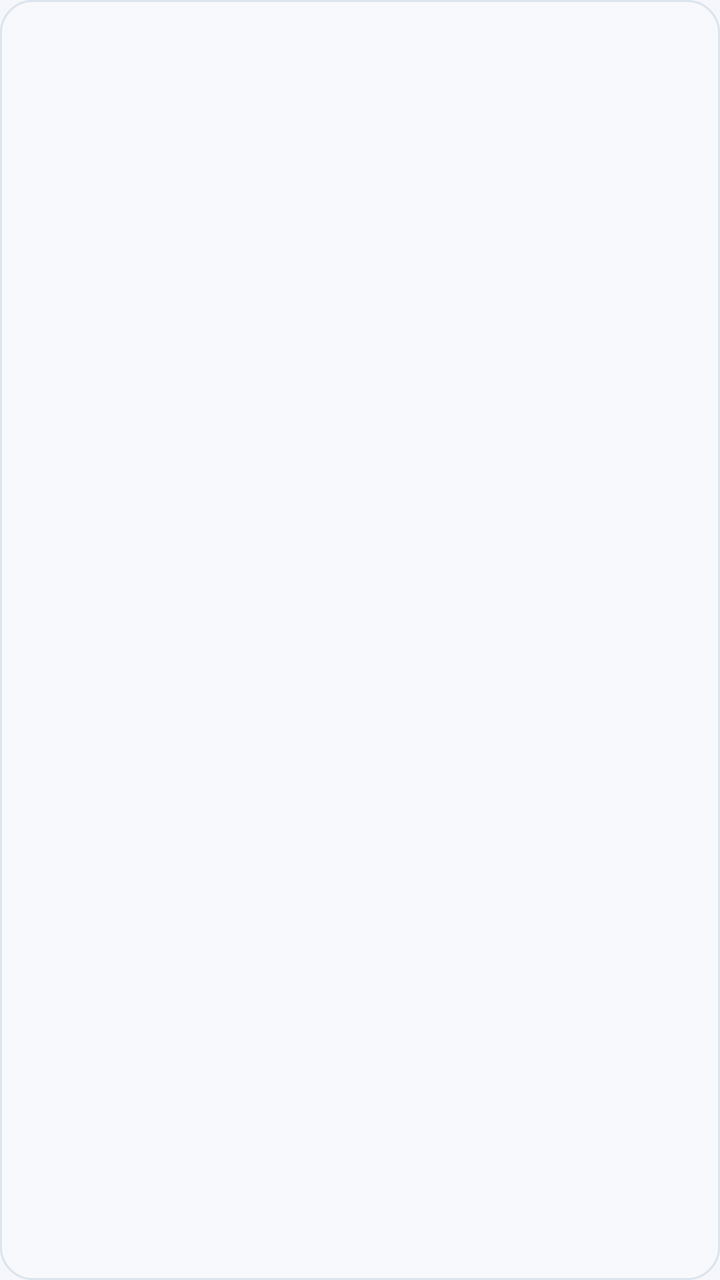
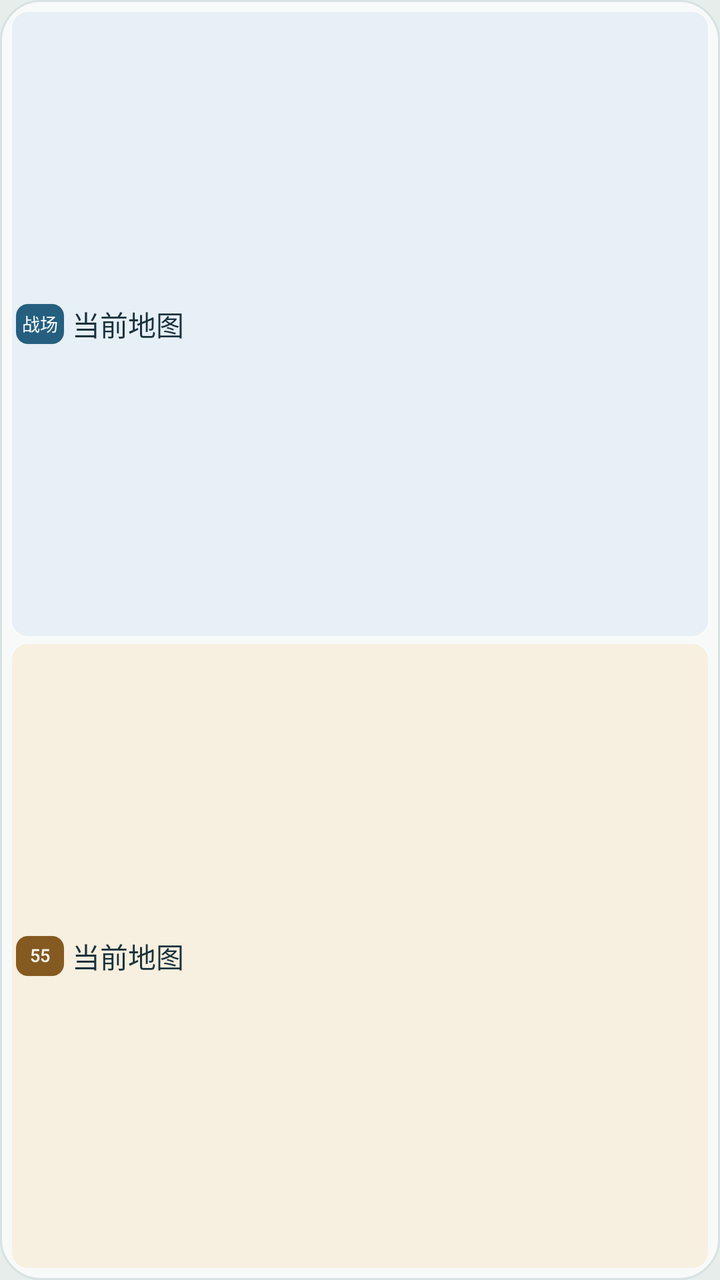

Before-and-after screenshots of an Android layout around one commit, followed by the original layout XML and the change that was made.
<!-- AndroidManifest.xml: application theme Theme.FF14Widgets -->
<!-- res/layout/pvp_widget_mini.xml -->
<?xml version="1.0" encoding="utf-8"?>
<FrameLayout xmlns:android="http://schemas.android.com/apk/res/android" android:id="@+id/widget_root"
 android:layout_width="match_parent" android:layout_height="match_parent" android:background="@drawable/pvp_widget_solid" android:foreground="@drawable/pvp_widget_feedback">
 <ImageView android:id="@+id/pvp_background" android:layout_width="match_parent" android:layout_height="match_parent" android:src="@drawable/pvp_widget_solid" android:scaleType="fitXY" android:importantForAccessibility="no" android:contentDescription="@null"/>
 <LinearLayout android:id="@+id/pvp_content" android:layout_width="match_parent" android:layout_height="match_parent" android:orientation="vertical" android:padding="6dp" android:gravity="center_vertical">
  <TextView android:id="@+id/pvp_heading" style="@style/PvpHeading" android:visibility="gone"/>
  <TextView android:id="@+id/pvp_front_label" style="@style/PvpLabel" android:visibility="gone"/>
  <TextView android:id="@+id/pvp_front_current" style="@style/PvpMap" android:textSize="12sp" android:maxLines="1" android:layout_marginTop="0dp"/>
  <TextView android:id="@+id/pvp_crystal_label" style="@style/PvpLabel" android:visibility="gone"/>
  <TextView android:id="@+id/pvp_crystal_current" style="@style/PvpMap" android:textSize="12sp" android:maxLines="1" android:layout_marginTop="4dp"/>
  <TextView android:id="@+id/pvp_status" style="@style/PvpLabel" android:visibility="gone"/>
 </LinearLayout>
</FrameLayout>
<!-- resources referenced by this layout -->
<resources>
  <!-- drawable pvp_widget_feedback (drawable) -->
  <?xml version="1.0" encoding="utf-8"?>
  <ripple xmlns:android="http://schemas.android.com/apk/res/android" android:color="@color/pvp_ripple">
   <item android:id="@android:id/mask">
    <shape android:shape="rectangle"><solid android:color="#FFFFFFFF"/><corners android:radius="16dp"/></shape>
   </item>
  </ripple>
  <!-- drawable pvp_widget_solid (drawable) -->
  <?xml version="1.0" encoding="utf-8"?>
  <shape xmlns:android="http://schemas.android.com/apk/res/android" android:shape="rectangle">
   <solid android:color="@color/pvp_surface"/>
   <corners android:radius="16dp"/>
   <stroke android:width="1dp" android:color="@color/pvp_line"/>
  </shape>
  <style name="PvpMap" parent="PvpText">
    <item name="android:textSize">16sp</item>
    <item name="android:fontFamily">sans-serif-medium</item>
    <item name="android:layout_marginTop">3dp</item>
    <item name="android:maxLines">2</item>
    <item name="android:ellipsize">end</item>
   </style>
  <style name="Theme.FF14Widgets" parent="android:style/Theme.Material.Light.NoActionBar">
    <item name="android:fontFamily">sans</item>
    <item name="android:windowLightStatusBar">true</item>
    <item name="android:statusBarColor">#EEF3F9</item>
    <item name="android:navigationBarColor">#EEF3F9</item>
    <item name="android:windowBackground">#F5F7FA</item>
   </style>
  <color name="pvp_surface">#F7F9FC</color>
  <color name="pvp_line">#DCE4ED</color>
  <color name="pvp_muted">#526477</color>
  <color name="pvp_text">#172B42</color>
  <!-- unchanged entries left out for length: 4 -->
</resources>

<!-- the commit's change to res/layout/pvp_widget_mini.xml (unified diff, before → after) -->
@@ -2,12 +2,20 @@
 <FrameLayout xmlns:android="http://schemas.android.com/apk/res/android" android:id="@+id/widget_root"
  android:layout_width="match_parent" android:layout_height="match_parent" android:background="@drawable/pvp_widget_solid" android:foreground="@drawable/pvp_widget_feedback">
  <ImageView android:id="@+id/pvp_background" android:layout_width="match_parent" android:layout_height="match_parent" android:src="@drawable/pvp_widget_solid" android:scaleType="fitXY" android:importantForAccessibility="no" android:contentDescription="@null"/>
- <LinearLayout android:id="@+id/pvp_content" android:layout_width="match_parent" android:layout_height="match_parent" android:orientation="vertical" android:padding="6dp" android:gravity="center_vertical">
-  <TextView android:id="@+id/pvp_heading" style="@style/PvpHeading" android:visibility="gone"/>
-  <TextView android:id="@+id/pvp_front_label" style="@style/PvpLabel" android:visibility="gone"/>
-  <TextView android:id="@+id/pvp_front_current" style="@style/PvpMap" android:textSize="12sp" android:maxLines="1" android:layout_marginTop="0dp"/>
-  <TextView android:id="@+id/pvp_crystal_label" style="@style/PvpLabel" android:visibility="gone"/>
-  <TextView android:id="@+id/pvp_crystal_current" style="@style/PvpMap" android:textSize="12sp" android:maxLines="1" android:layout_marginTop="4dp"/>
-  <TextView android:id="@+id/pvp_status" style="@style/PvpLabel" android:visibility="gone"/>
+ <include layout="@layout/pvp_compact_rows"/>
+</FrameLayout>
+<!-- res/layout/pvp_compact_rows.xml (included above) -->
+<?xml version="1.0" encoding="utf-8"?>
+<LinearLayout xmlns:android="http://schemas.android.com/apk/res/android" android:id="@+id/pvp_content"
+ android:layout_width="match_parent" android:layout_height="match_parent" android:orientation="vertical" android:padding="6dp">
+ <TextView android:id="@+id/pvp_heading" style="@style/PvpHeading" android:visibility="gone"/>
+ <LinearLayout style="@style/PvpCompactRow" android:background="@drawable/widget_front_lane">
+  <TextView android:id="@+id/pvp_front_label" style="@style/PvpCompactBadge" android:text="@string/pvp_short_frontline" android:contentDescription="@string/pvp_picker_frontline_description" android:textColor="@color/pvp_surface" android:background="@drawable/widget_front_badge"/>
+  <TextView android:id="@+id/pvp_front_current" style="@style/PvpCompactMap" android:text="@string/pvp_picker_map"/>
  </LinearLayout>
-</FrameLayout>
+ <LinearLayout style="@style/PvpCompactRow" android:layout_marginTop="4dp" android:background="@drawable/widget_crystal_lane">
+  <TextView android:id="@+id/pvp_crystal_label" style="@style/PvpCompactBadge" android:text="@string/pvp_short_crystalline" android:contentDescription="@string/pvp_picker_crystalline_description" android:textColor="@color/pvp_surface" android:background="@drawable/widget_crystal_badge"/>
+  <TextView android:id="@+id/pvp_crystal_current" style="@style/PvpCompactMap" android:text="@string/pvp_picker_map"/>
+ </LinearLayout>
+ <TextView android:id="@+id/pvp_status" style="@style/PvpLabel" android:visibility="gone"/>
+</LinearLayout>
<!-- resource entries referenced after the edit -->
@@ -4,34 +4,93 @@
   <?xml version="1.0" encoding="utf-8"?>
   <ripple xmlns:android="http://schemas.android.com/apk/res/android" android:color="@color/pvp_ripple">
    <item android:id="@android:id/mask">
-    <shape android:shape="rectangle"><solid android:color="#FFFFFFFF"/><corners android:radius="16dp"/></shape>
+    <shape android:shape="rectangle"><solid android:color="#FFFFFFFF"/><corners android:radius="20dp"/></shape>
    </item>
   </ripple>
   <!-- drawable pvp_widget_solid (drawable) -->
   <?xml version="1.0" encoding="utf-8"?>
   <shape xmlns:android="http://schemas.android.com/apk/res/android" android:shape="rectangle">
    <solid android:color="@color/pvp_surface"/>
-   <corners android:radius="16dp"/>
+   <corners android:radius="20dp"/>
    <stroke android:width="1dp" android:color="@color/pvp_line"/>
   </shape>
+  <!-- drawable widget_crystal_badge (drawable) -->
+  <shape xmlns:android="http://schemas.android.com/apk/res/android" android:shape="rectangle">
+   <solid android:color="@color/pvp_crystal"/><corners android:radius="6dp"/>
+  </shape>
+  <!-- drawable widget_crystal_lane (drawable) -->
+  <shape xmlns:android="http://schemas.android.com/apk/res/android" android:shape="rectangle">
+   <solid android:color="@color/pvp_crystal_tint"/><corners android:radius="8dp"/>
+  </shape>
+  <!-- drawable widget_front_badge (drawable) -->
+  <shape xmlns:android="http://schemas.android.com/apk/res/android" android:shape="rectangle">
+   <solid android:color="@color/pvp_frontline"/><corners android:radius="6dp"/>
+  </shape>
+  <!-- drawable widget_front_lane (drawable) -->
+  <shape xmlns:android="http://schemas.android.com/apk/res/android" android:shape="rectangle">
+   <solid android:color="@color/pvp_front_tint"/><corners android:radius="8dp"/>
+  </shape>
+  <string name="pvp_picker_crystalline_description">水晶冲突当前地图</string>
+  <string name="pvp_picker_frontline_description">纷争前线当前地图</string>
+  <string name="pvp_picker_map">当前地图</string>
+  <string name="pvp_short_crystalline">55</string>
+  <string name="pvp_short_frontline">战场</string>
+  <style name="PvpCompactBadge" parent="PvpLabel">
+    <item name="android:layout_width">24dp</item>
+    <item name="android:layout_height">20dp</item>
+    <item name="android:gravity">center</item>
+    <item name="android:fontFamily">sans-serif-medium</item>
+    <item name="android:maxLines">1</item>
+    <item name="android:autoSizeTextType">uniform</item>
+    <item name="android:autoSizeMinTextSize">5sp</item>
+    <item name="android:autoSizeMaxTextSize">9sp</item>
+    <item name="android:autoSizeStepGranularity">0.5sp</item>
+   </style>
+  <style name="PvpCompactMap" parent="PvpMap">
+    <item name="android:layout_width">0dp</item>
+    <item name="android:layout_height">match_parent</item>
+    <item name="android:layout_weight">1</item>
+    <item name="android:layout_marginLeft">4dp</item>
+    <item name="android:layout_marginTop">0dp</item>
+    <item name="android:autoSizeMaxTextSize">14sp</item>
+   </style>
+  <style name="PvpCompactRow">
+    <item name="android:layout_width">match_parent</item>
+    <item name="android:layout_height">0dp</item>
+    <item name="android:layout_weight">1</item>
+    <item name="android:gravity">center_vertical</item>
+    <item name="android:paddingLeft">2dp</item>
+    <item name="android:paddingRight">4dp</item>
+   </style>
   <style name="PvpMap" parent="PvpText">
+    <item name="android:layout_height">24dp</item>
+    <item name="android:gravity">center_vertical</item>
+    <item name="android:autoSizeTextType">uniform</item>
+    <item name="android:autoSizeMinTextSize">6sp</item>
+    <item name="android:autoSizeMaxTextSize">16sp</item>
+    <item name="android:autoSizeStepGranularity">0.5sp</item>
     <item name="android:textSize">16sp</item>
     <item name="android:fontFamily">sans-serif-medium</item>
     <item name="android:layout_marginTop">3dp</item>
-    <item name="android:maxLines">2</item>
+    <item name="android:maxLines">1</item>
     <item name="android:ellipsize">end</item>
    </style>
   <style name="Theme.FF14Widgets" parent="android:style/Theme.Material.Light.NoActionBar">
     <item name="android:fontFamily">sans</item>
     <item name="android:windowLightStatusBar">true</item>
-    <item name="android:statusBarColor">#EEF3F9</item>
-    <item name="android:navigationBarColor">#EEF3F9</item>
-    <item name="android:windowBackground">#F5F7FA</item>
+    <item name="android:statusBarColor">@color/widget_preview_surface</item>
+    <item name="android:navigationBarColor">@color/widget_preview_surface</item>
+    <item name="android:windowBackground">@color/widget_preview_surface</item>
    </style>
-  <color name="pvp_surface">#F7F9FC</color>
-  <color name="pvp_line">#DCE4ED</color>
-  <color name="pvp_muted">#526477</color>
-  <color name="pvp_text">#172B42</color>
+  <color name="pvp_surface">#F8FAF9</color>
+  <color name="pvp_line">#D8E2E3</color>
+  <color name="pvp_crystal">#855A20</color>
+  <color name="pvp_crystal_tint">#F7EFDF</color>
+  <color name="pvp_frontline">#245F80</color>
+  <color name="pvp_front_tint">#E7EFF7</color>
+  <color name="pvp_muted">#4F6571</color>
+  <color name="widget_preview_surface">#E7EDEB</color>
+  <color name="pvp_text">#18313C</color>
   <!-- unchanged entries left out for length: 4 -->
 </resources>
 
